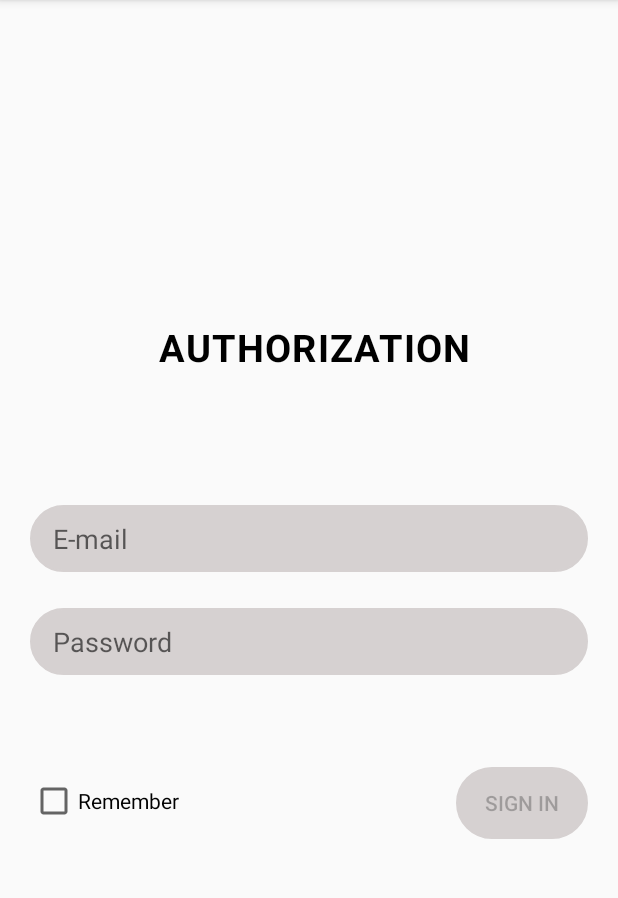
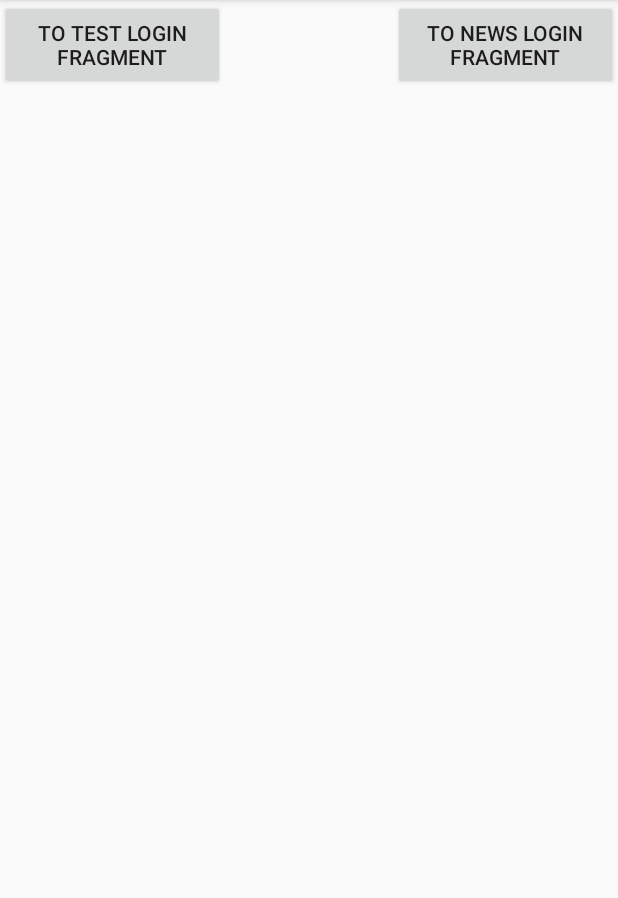
Before and after one commit to sanichtw/AndroidTMS, an Android app: the screen it shows after launch (MainActivity), on a phone screen of 412 x 824 dp, the part 84-982 px from its top. Run offline under Robolectric (Android 15) with nearby library versions, the phone set to English and light mode, and no system bars; our stand-ins replace navigation-ui.

Commit message:
ADD two new fragments, code refactor

```diff
--- a/app/src/main/java/com/example/myapplication/activities/MainActivity.kt
+++ b/app/src/main/java/com/example/myapplication/activities/MainActivity.kt
@@ -2,25 +2,44 @@ package com.example.myapplication.activities
 
 import android.os.Bundle
 import androidx.appcompat.app.AppCompatActivity
+import androidx.fragment.app.Fragment
 import androidx.navigation.findNavController
 import androidx.navigation.ui.AppBarConfiguration
 import androidx.navigation.ui.setupActionBarWithNavController
 import com.example.myapplication.R
 import com.example.myapplication.databinding.ActivityMainBinding
+import com.example.myapplication.databinding.ActivityTestMainBinding
+import com.example.myapplication.fragments.testFragments.TestLoginFragment
+import com.example.myapplication.fragments.testFragments.TestNewsFragment
 
 class MainActivity : AppCompatActivity() {
 
     private lateinit var appBarConfiguration: AppBarConfiguration
-    private lateinit var binding: ActivityMainBinding
+    private lateinit var binding: ActivityTestMainBinding
 
     override fun onCreate(savedInstanceState: Bundle?) {
         super.onCreate(savedInstanceState)
 
-        binding = ActivityMainBinding.inflate(layoutInflater)
+        binding = ActivityTestMainBinding.inflate(layoutInflater)
         setContentView(binding.root)
 
-        val navController = findNavController(R.id.nav_host_fragment_content_main)
-        appBarConfiguration = AppBarConfiguration(navController.graph)
-        setupActionBarWithNavController(navController, appBarConfiguration)
+        binding.nextFragmentTest.setOnClickListener {
+            replaceFragment(fragment = TestLoginFragment())
+        }
+
+        binding.backFragmentTest.setOnClickListener {
+            replaceFragment(fragment = TestNewsFragment())
+        }
+
+//        val navController = findNavController(R.id.nav_host_fragment_content_main)
+//        appBarConfiguration = AppBarConfiguration(navController.graph)
+//        setupActionBarWithNavController(navController, appBarConfiguration)
+    }
+
+    private fun replaceFragment(fragment: Fragment) {
+        val fragmentManager = supportFragmentManager
+        val fragmentTransaction = fragmentManager.beginTransaction()
+        fragmentTransaction.replace(R.id.main_fragment_container, fragment)
+        fragmentTransaction.commit()
     }
 }
--- a/app/src/main/java/com/example/myapplication/fragments/LoginFragment.kt
+++ b/app/src/main/java/com/example/myapplication/fragments/LoginFragment.kt
@@ -13,7 +13,6 @@ import com.example.myapplication.databinding.FragmentLoginBinding
 
 
 class LoginFragment : Fragment() {
-
     private var _binding: FragmentLoginBinding? = null
     private val binding get() = _binding!!
 
--- /dev/null
+++ b/app/src/main/res/layout/activity_test_main.xml
@@ -0,0 +1,37 @@
+<?xml version="1.0" encoding="utf-8"?>
+<androidx.constraintlayout.widget.ConstraintLayout
+    xmlns:android="http://schemas.android.com/apk/res/android"
+    xmlns:app="http://schemas.android.com/apk/res-auto"
+    android:layout_width="match_parent"
+    android:layout_height="match_parent">
+
+    <androidx.fragment.app.FragmentContainerView
+        android:id="@+id/main_fragment_container"
+        android:layout_width="match_parent"
+        android:layout_height="500dp"
+        app:layout_constraintStart_toStartOf="parent"
+        app:layout_constraintBottom_toBottomOf="parent"
+        app:layout_constraintEnd_toEndOf="parent"
+        app:layout_constraintTop_toTopOf="parent">
+
+    </androidx.fragment.app.FragmentContainerView>
+
+    <Button
+        android:id="@+id/nextFragmentTest"
+        android:layout_width="150dp"
+        android:layout_height="60dp"
+        android:text="@string/to_test_login_fragment"
+        app:layout_constraintStart_toStartOf="parent"
+        app:layout_constraintTop_toTopOf="parent"
+         />
+
+    <Button
+        android:id="@+id/backFragmentTest"
+        android:layout_width="150dp"
+        android:layout_height="60dp"
+        android:text="@string/to_test_news_fragment"
+        app:layout_constraintTop_toTopOf="parent"
+        app:layout_constraintEnd_toEndOf="parent"
+        />
+
+</androidx.constraintlayout.widget.ConstraintLayout>
--- a/app/src/main/res/values/strings.xml
+++ b/app/src/main/res/values/strings.xml
@@ -12,4 +12,10 @@
     <!-- Strings used for fragments for navigation -->
     <string name="login_button">Sign in</string>
     <string name="rememberMe_checkbox">Remember</string>
+
+    <!-- TODO: Remove or change this placeholder text -->
+    <string name="test_login_fragment">Test Login Fragment</string>
+    <string name="test_news_fragment">Test News Fragment</string>
+    <string name="to_test_login_fragment">To Test Login Fragment</string>
+    <string name="to_test_news_fragment">To News Login Fragment</string>
 </resources>
```
Also changed, not shown: app/src/main/java/com/example/myapplication/fragments/testFragments/TestLoginFragment.kt (added, +24 -0 lines), app/src/main/java/com/example/myapplication/fragments/testFragments/TestNewsFragment.kt (added, +22 -0 lines), app/src/main/res/layout/fragment_test_login.xml (added, +15 -0 lines), app/src/main/res/layout/fragment_test_news.xml (added, +17 -0 lines), 2 other files.
